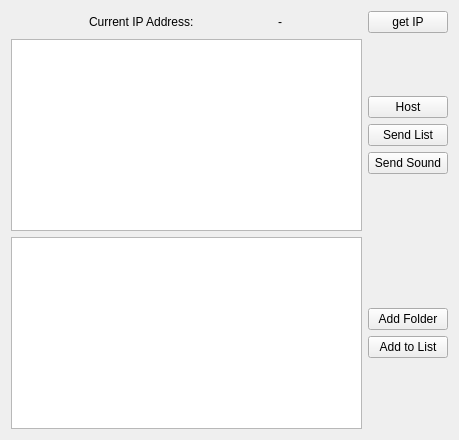
yoyourmister/TinaS, file MusicHost/musichost.ui: the form before one commit.
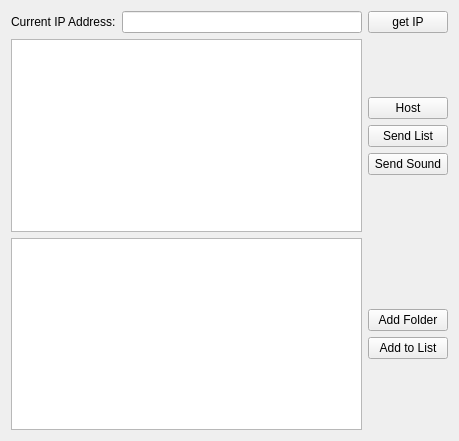
The form after the commit.

Commit message: [MusicHost] IP Address is now displayed as QLineEdit, Get-IP button copys the address automatically to clipboard and also focus is set to LineEdit

Diff of the .ui file:
```diff
--- a/MusicHost/musichost.ui
+++ b/MusicHost/musichost.ui
@@ -7,7 +7,7 @@
     <x>0</x>
     <y>0</y>
     <width>459</width>
-    <height>430</height>
+    <height>441</height>
    </rect>
   </property>
   <property name="windowTitle">
@@ -172,15 +172,15 @@
         </widget>
        </item>
        <item>
-        <widget class="QLabel" name="label_CurIP">
-         <property name="sizePolicy">
-          <sizepolicy hsizetype="Maximum" vsizetype="Maximum">
-           <horstretch>0</horstretch>
-           <verstretch>0</verstretch>
-          </sizepolicy>
+        <widget class="QLineEdit" name="lineEdit_CurIP">
+         <property name="toolTip">
+          <string>&lt;html&gt;&lt;head/&gt;&lt;body&gt;&lt;p&gt;Click get IP address&lt;/p&gt;&lt;/body&gt;&lt;/html&gt;</string>
          </property>
-         <property name="text">
-          <string>-</string>
+         <property name="maxLength">
+          <number>32</number>
+         </property>
+         <property name="readOnly">
+          <bool>true</bool>
          </property>
         </widget>
        </item>
```
Left out of the diff: 2 changed lines with no effect on the pictures. The commit also changes 1 other file.
